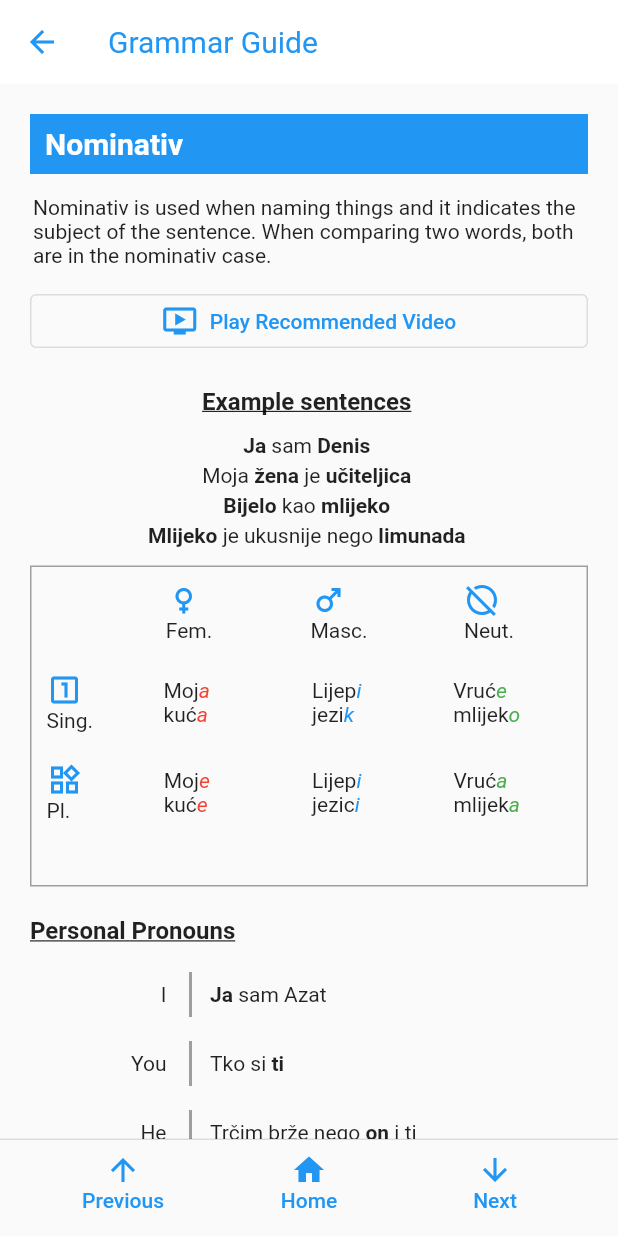
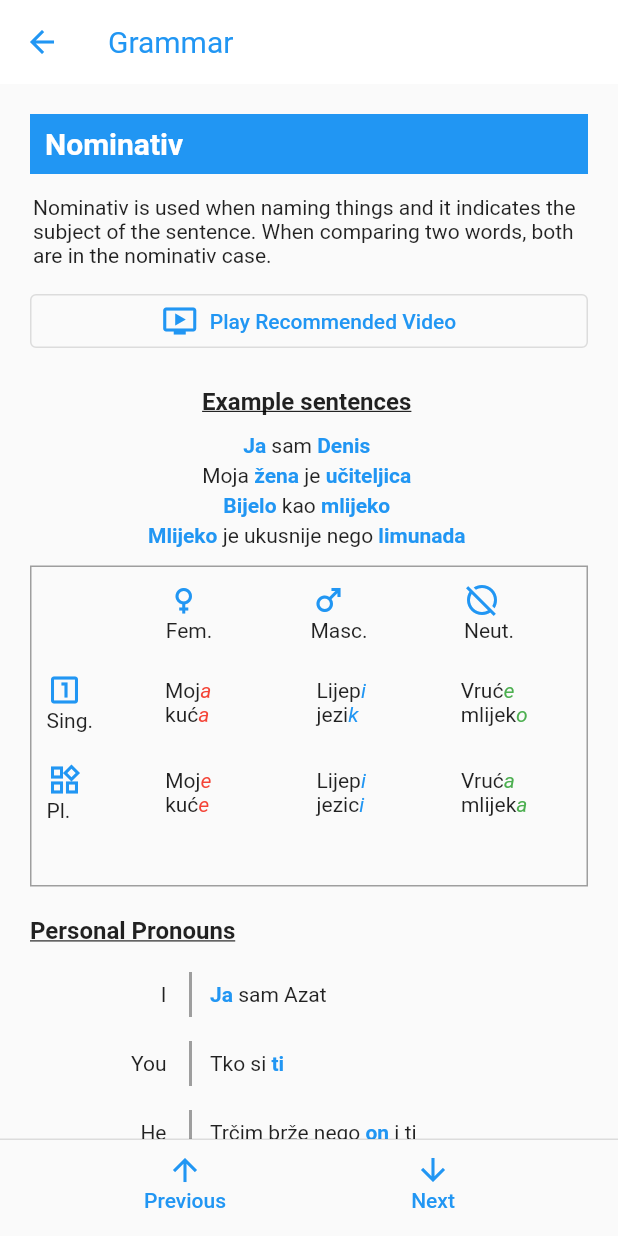
Before and after one commit to nel-sam/navika, a Flutter app: the GrammarGuide screen opened directly, on a phone screen of 412 x 824 dp. Run offline on Flutter 3.47's test engine with Material 2 defaults, Android fonts, the phone set to English and light mode, and no system bars; our stand-ins replace google_mobile_ads, url_launcher_web; generated files the repository leaves out were written again; network calls fail; Roboto replaces fonts that are missing (helvetica).

Commit message:
S/Sa support, more grammar guide stuff

```diff
--- a/lib/l10n/intl_en.arb
+++ b/lib/l10n/intl_en.arb
@@ -10,7 +10,7 @@
   "exampleSentences": "Example sentences",
   "feminine": "Feminine",
   "genitiveDescription": "Genitive is used with prepositions and is used to show possession, origin, or lack of something (nema, bez). If used without prepositions, it can indicate what something is made of.",
-  "grammarGuide": "Grammar Guide",
+  "grammarGuide": "Grammar",
   "home": "Home",
   "instrumentalDescription": "Using things as tools, means of transport, or using something as a place to go through. The preposition s/sa is used to show accompaniment. Use 's' in most cases but 'sa' when the following word begin with letters s, š, z or ž (ex: Idem sa ženom).",
   "instrumentalFemSing": "Some feminine singular nouns which end in a consonant get –i in the instrumental singular (ex: Obitelj = obitelji, ljubav = ljubavi, bolest = bolesti)",
--- a/lib/utilities/navika-helpers.dart
+++ b/lib/utilities/navika-helpers.dart
@@ -90,7 +90,7 @@ class N {
 
   static List<PANExerciseItem> getPANCombos(
       WordBank bank,
-      StaticSentenceParts Function(Noun, bool, Adjective)
+      StaticSentenceParts Function(Noun, bool, Adjective, Adjective)
           getStaticSentenceParts,
       StaticSentenceParts Function(PersonalPronoun, bool)
           getPersonalPronounSentenceStaticParts) {
@@ -116,7 +116,7 @@ class N {
         bank.nouns.forEach((noun) {
           final isPlural = noun.nominativ.plural != '' && N.coinFlip();
           final staticParts =
-              getStaticSentenceParts(noun, isPlural, possPronoun);
+              getStaticSentenceParts(noun, isPlural, possPronoun, adj);
 
           listItems.add(PANExerciseItem(
               sentenceStarter: staticParts.start,
@@ -226,13 +226,19 @@ class N {
         color: color,
         fontStyle: FontStyle.italic,
       );
-    } else if (isBold && color != Colors.transparent) {
-      textStyle = TextStyle(
-        color: color,
-        fontWeight: FontWeight.bold,
-      );
+      // } else if (isBold && color != Colors.transparent) {
+      //   textStyle = TextStyle(
+      //     color: color,
+      //     fontWeight: FontWeight.bold,
+      //   );
+      // } else if (isBold) {
+      //   textStyle = TextStyle(
+      //     fontWeight: FontWeight.bold,
+      //   );
+      // }
     } else if (isBold) {
       textStyle = TextStyle(
+        color: ACCENT_COLOR,
         fontWeight: FontWeight.bold,
       );
     }
--- a/lib/widgets/akusativ/akuzativ.dart
+++ b/lib/widgets/akusativ/akuzativ.dart
@@ -11,10 +11,7 @@ import 'package:flutter_gen/gen_l10n/app_localizations.dart';
 import 'package:navika/widgets/shared/navika-banner.dart';
 
 StaticSentenceParts getStaticSentenceParts(
-  Noun noun,
-  bool isPlural,
-  Adjective? pronoun,
-) {
+    Noun noun, bool isPlural, Adjective? pronoun, Adjective? adjective) {
   String start = '';
   String end = '';
 
--- a/lib/widgets/dativ/dativ.dart
+++ b/lib/widgets/dativ/dativ.dart
@@ -11,10 +11,7 @@ import 'package:navika/widgets/shared/navika-banner.dart';
 import 'package:flutter_gen/gen_l10n/app_localizations.dart';
 
 StaticSentenceParts getStaticSentenceParts(
-  Noun noun,
-  bool isPlural,
-  Adjective? pronoun,
-) {
+    Noun noun, bool isPlural, Adjective? pronoun, Adjective? adjective) {
   String start = '';
   String end = '';
 
--- a/lib/widgets/genitiv/genitiv.dart
+++ b/lib/widgets/genitiv/genitiv.dart
@@ -11,10 +11,7 @@ import 'package:navika/models/adjective.dart';
 import 'package:navika/models/noun.dart';
 
 StaticSentenceParts getStaticSentenceParts(
-  Noun noun,
-  bool isPlural,
-  Adjective? pronoun,
-) {
+    Noun noun, bool isPlural, Adjective? pronoun, Adjective? adjective) {
   String start = '';
   String end = '';
 
--- a/lib/widgets/grammar-guide/child-widgets/declension-table-cell.dart
+++ b/lib/widgets/grammar-guide/child-widgets/declension-table-cell.dart
@@ -33,22 +33,30 @@ class DeclensionTableCell extends StatelessWidget {
   Widget build(BuildContext context) {
     const double width = 100;
     const double height = 50;
+    const double borderRadius = 5;
+    const double borderWidth = 1;
 
-    if (highlightItem && isEqualItem) {
-      return Container(
+    return Padding(
+      padding: const EdgeInsets.all(1),
+      child: Container(
         width: width,
         height: height,
-        decoration: BoxDecoration(
-          border: Border.all(color: EQUAL_ITEMS_BORDER_COLOR),
-          borderRadius: BorderRadius.circular(5),
-        ),
+        decoration: isEqualItem
+            ? BoxDecoration(
+                border: Border.all(
+                    width: borderWidth, color: EQUAL_ITEMS_BORDER_COLOR),
+                borderRadius: BorderRadius.circular(borderRadius),
+              )
+            : null,
         child: Padding(
           padding: const EdgeInsets.all(2),
           child: Container(
-            decoration: BoxDecoration(
-              border: Border.all(color: ACCENT_COLOR),
-              borderRadius: BorderRadius.circular(5),
-            ),
+            decoration: highlightItem
+                ? BoxDecoration(
+                    border: Border.all(width: borderWidth, color: ACCENT_COLOR),
+                    borderRadius: BorderRadius.circular(borderRadius),
+                  )
+                : null,
             child: Padding(
               padding: const EdgeInsets.all(4),
               child: Center(
@@ -59,20 +67,6 @@ class DeclensionTableCell extends StatelessWidget {
             ),
           ),
         ),
-      );
-    }
-
-    return Container(
-      width: width,
-      height: height,
-      decoration: getDecoration(),
-      child: Padding(
-        padding: const EdgeInsets.all(4),
-        child: Center(
-          child: NText(
-            children,
-          ),
-        ),
       ),
     );
   }
--- a/lib/widgets/grammar-guide/content/dativ-content.dart
+++ b/lib/widgets/grammar-guide/content/dativ-content.dart
@@ -134,7 +134,7 @@ Widget getExampleSentences(BuildContext context) {
       ]),
       NText([
         N.NTextSpan('Dao sam '),
-        N.NTextSpan('mami', isBold: true),
+        N.NTextSpan('mami ', isBold: true),
         N.NTextSpan('čaj'),
       ]),
     ],
--- a/lib/widgets/grammar-guide/content/declension-tables/akuzativ-table.dart
+++ b/lib/widgets/grammar-guide/content/declension-tables/akuzativ-table.dart
@@ -18,7 +18,7 @@ class AkuzativDeclensionTable extends StatelessWidget {
         N.NTextSpan('og\n', isItalic: true, color: MASCULINE_COLOR),
         N.NTextSpan('prijatelj'),
         N.NTextSpan('a', isItalic: true, color: MASCULINE_COLOR),
-        N.NTextSpan('**\n'),
+        N.NTextSpan('*\n'),
       ]),
       masculinePlural: DeclensionTableCell(children: [
         N.NTextSpan('Star'),
--- a/lib/widgets/grammar-guide/content/declension-tables/genitiv-table.dart
+++ b/lib/widgets/grammar-guide/content/declension-tables/genitiv-table.dart
@@ -19,7 +19,7 @@ class GenitivDeclensionTable extends StatelessWidget {
         children: [
           N.NTextSpan('Lijep'),
           N.NTextSpan('og', isItalic: true, color: MASCULINE_COLOR),
-          N.NTextSpan('**\n'),
+          N.NTextSpan('*\n'),
           N.NTextSpan('jezik'),
           N.NTextSpan('a', isItalic: true, color: MASCULINE_COLOR),
         ],
@@ -48,7 +48,7 @@ class GenitivDeclensionTable extends StatelessWidget {
         children: [
           N.NTextSpan('Vruć'),
           N.NTextSpan('eg', isItalic: true, color: NEUTER_COLOR),
-          N.NTextSpan('**\n'),
+          N.NTextSpan('*\n'),
           N.NTextSpan('mlijek'),
           N.NTextSpan('a', isItalic: true, color: NEUTER_COLOR),
         ],
--- a/lib/widgets/grammar-guide/content/declension-tables/instrumental-table.dart
+++ b/lib/widgets/grammar-guide/content/declension-tables/instrumental-table.dart
@@ -37,7 +37,7 @@ class InstrumentalDeclensionTable extends StatelessWidget {
         N.NTextSpan('om\n', isItalic: true, color: FEMININE_COLOR),
         N.NTextSpan('kuć'),
         N.NTextSpan('om', isItalic: true, color: FEMININE_COLOR),
-        N.NTextSpan('**'),
+        N.NTextSpan('*'),
       ]),
       femininePlural: DeclensionTableCell(
         children: [
--- a/lib/widgets/grammar-guide/grammar-guide.dart
+++ b/lib/widgets/grammar-guide/grammar-guide.dart
@@ -158,7 +158,7 @@ class _GrammarGuideState extends State<GrammarGuide> {
                 context: context,
               ),
             ),
-            HomeButton(context),
+            //HomeButton(context),
             Padding(
               padding:
                   const EdgeInsets.only(bottom: FOOTER_ICON_BOTTOM_PADDING),
--- a/lib/widgets/lokativ/lokativ.dart
+++ b/lib/widgets/lokativ/lokativ.dart
@@ -11,7 +11,11 @@ import 'package:navika/models/adjective.dart';
 import 'package:navika/models/noun.dart';
 
 StaticSentenceParts getStaticSentenceParts(
-    Noun noun, bool isPlural, Adjective? pronoun) {
+  Noun noun,
+  bool isPlural,
+  Adjective? pronoun,
+  Adjective? adjective,
+) {
   final pronounVal = pronoun!.dictionary;
   String start = '';
   String end = '';
--- a/lib/widgets/nominativ/nominativ.dart
+++ b/lib/widgets/nominativ/nominativ.dart
@@ -11,7 +11,7 @@ import 'package:navika/models/adjective.dart';
 import 'package:navika/models/noun.dart';
 
 StaticSentenceParts getStaticSentenceParts(
-    Noun noun, bool isPlural, Adjective pronoun) {
+    Noun noun, bool isPlural, Adjective? pronoun, Adjective? adjective) {
   final tense = N.getRandomTense();
   String start = '';
   String end = '';
--- a/lib/widgets/shared/case-exercise.dart
+++ b/lib/widgets/shared/case-exercise.dart
@@ -15,7 +15,7 @@ class CaseExercise extends StatefulWidget {
   final CaseTypeEnum caseType;
   final WordBank sourceData;
   final NavikaBanner banner;
-  final StaticSentenceParts Function(Noun, bool, Adjective)
+  final StaticSentenceParts Function(Noun, bool, Adjective, Adjective)
       getStaticSentenceParts;
   final StaticSentenceParts Function(PersonalPronoun, bool)
       getPersonalPronounSentenceStaticParts;
```
Also changed, not shown: lib/widgets/instrumental/instrumental.dart (+34 -6 lines).
